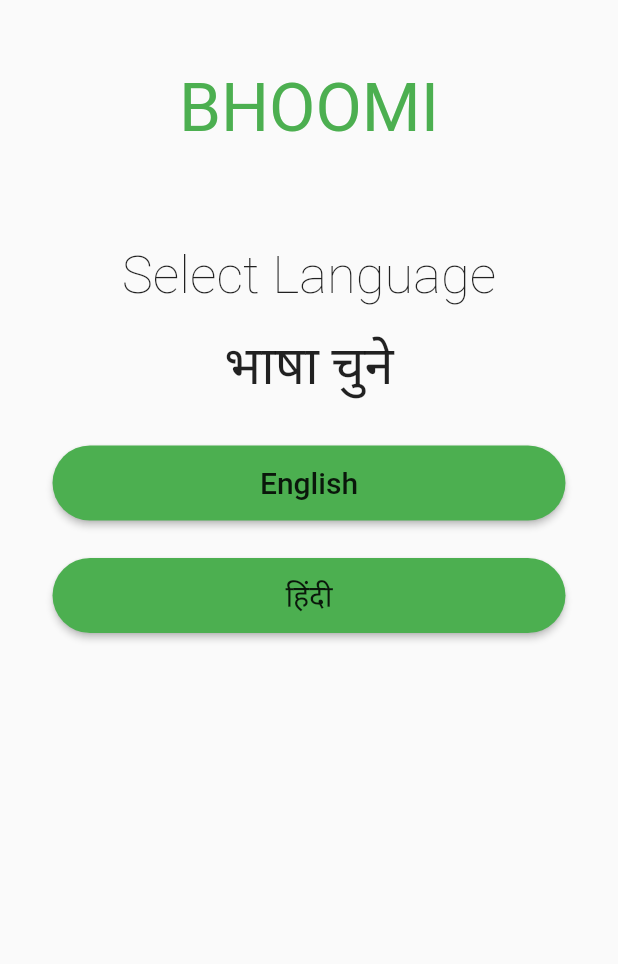
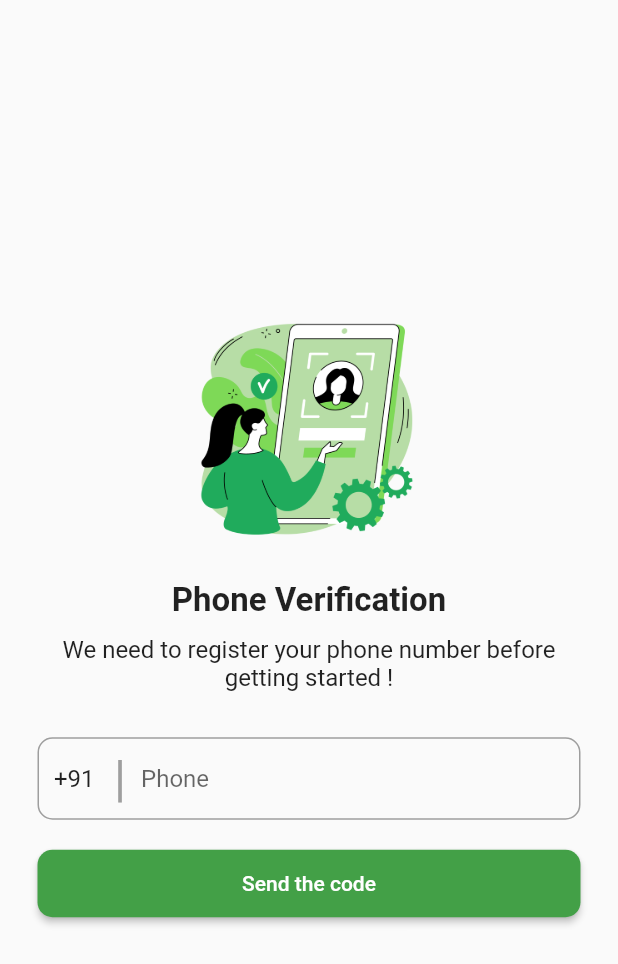
Before and after one commit to RhyshaKachari/SmartCrop, a Flutter app: the screen it shows after launch, after a tap on "English", on a phone screen of 412 x 824 dp. Shown: the top 964 px of the screen. Run offline on Flutter 3.47's test engine with Material 2 defaults, Android fonts, the phone set to English and light mode, and no system bars; our stand-ins replace pinput.

Commit message:
otp ui done

```diff
--- a/lib/main.dart
+++ b/lib/main.dart
@@ -1,5 +1,7 @@
 import 'package:flutter/material.dart';
 import 'package:smartcrop/screens/home_screen.dart';
+import 'package:smartcrop/screens/otp.dart';
+import 'package:smartcrop/screens/register_screen.dart';
 import 'package:smartcrop/screens/splash_screen.dart';
 
 void main() {
--- /dev/null
+++ b/lib/screens/register_screen.dart
@@ -0,0 +1,113 @@
+import 'package:flutter/material.dart';
+import 'otp.dart';
+
+class RegisterScreen extends StatefulWidget {
+  const RegisterScreen({Key? key}) : super(key: key);
+
+  @override
+  State<RegisterScreen> createState() => _RegisterScreenState();
+}
+
+class _RegisterScreenState extends State<RegisterScreen> {
+  TextEditingController countrycode = TextEditingController();
+  @override
+  void initState() {
+    // TODO: implement initState
+    countrycode.text = "+91" ;
+    super.initState();
+  }
+  @override
+  Widget build(BuildContext context) {
+    return Scaffold(
+      body: Container(
+        margin: EdgeInsets.only(left: 25,right: 25),
+        alignment: Alignment.center,
+        child: SingleChildScrollView(
+          child: Column(
+            mainAxisAlignment: MainAxisAlignment.center,
+            children: [
+              Image.asset('assets/img1.png',
+              width: 150,
+              height: 150,),
+              SizedBox(
+                height: 25,
+              ),
+
+              Text('Phone Verification' ,
+              style: TextStyle(
+                fontSize: 22,
+                fontWeight: FontWeight.bold,
+              ),) ,
+              SizedBox(height: 10,) ,
+              Text('We need to register your phone number before getting started !',
+              style: TextStyle(
+                fontSize: 16,
+              ),
+                textAlign: TextAlign.center,
+              ),
+              SizedBox(
+                height: 30,
+              ),
+              Container(
+                height: 55,
+                decoration: BoxDecoration(
+                    border:Border.all(width: 1,color: Colors.grey),
+                    borderRadius: BorderRadius.circular(10)
+                ),
+                child: Row(
+                  children: [
+                    SizedBox(width: 10,),
+                    SizedBox(
+                      width: 40,
+                      child: TextField(
+                        controller: countrycode ,
+                        decoration: InputDecoration(border: InputBorder.none),
+                      ),
+                    ),
+
+                    Text("|" , style : TextStyle(fontSize: 33 , color: Colors.grey), ) ,
+                    SizedBox(
+                        width: 10
+                    ),
+                    Expanded(
+                      child: TextField(
+                        decoration: InputDecoration(border: InputBorder.none
+                          ,hintText: "Phone"  ,),
+
+                      ),
+                    ),
+                  ],
+                ),
+              ),
+              SizedBox(
+                height: 20,
+              ),
+
+              SizedBox(
+                height: 45,
+                width: double.infinity,
+                child: ElevatedButton(
+                  onPressed: () {
+                    Navigator.push(context,
+                      MaterialPageRoute(builder: (context)
+                      => const MyOtp()),);
+                  },
+                  child: Text('Send the code'),
+                  style: ElevatedButton.styleFrom(
+                    primary: Colors.green.shade600,
+                    shape: RoundedRectangleBorder(
+                      borderRadius: BorderRadius.circular(10)
+                    )
+                  ),
+                ),
+              ),
+
+
+
+            ],
+          ),
+        ),
+      ),
+    );
+  }
+}
--- a/pubspec.yaml
+++ b/pubspec.yaml
@@ -36,6 +36,7 @@ dependencies:
   # The following adds the Cupertino Icons font to your application.
   # Use with the CupertinoIcons class for iOS style icons.
   cupertino_icons: ^1.0.2
+  pinput: ^2.2.12
 
 dev_dependencies:
   flutter_test:
@@ -60,7 +61,8 @@ flutter:
   uses-material-design: true
 
   # To add assets to your application, add an assets section, like this:
-  # assets:
+  assets:
+    - assets/
   #   - images/a_dot_burr.jpeg
   #   - images/a_dot_ham.jpeg
 
```
Also changed, not shown: lib/screens/language_screen.dart (+9 -2 lines), lib/screens/otp.dart (added, +115 -0 lines), assets/img1.png (added), pubspec.lock.
